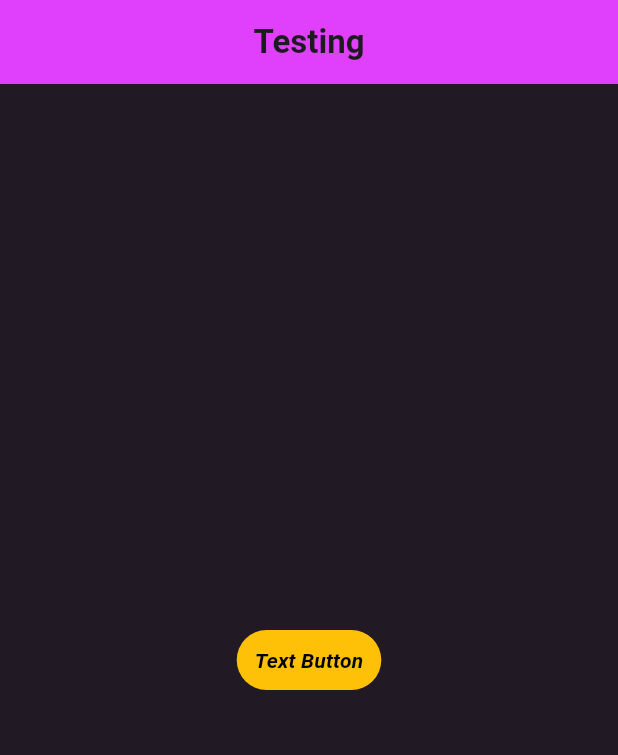
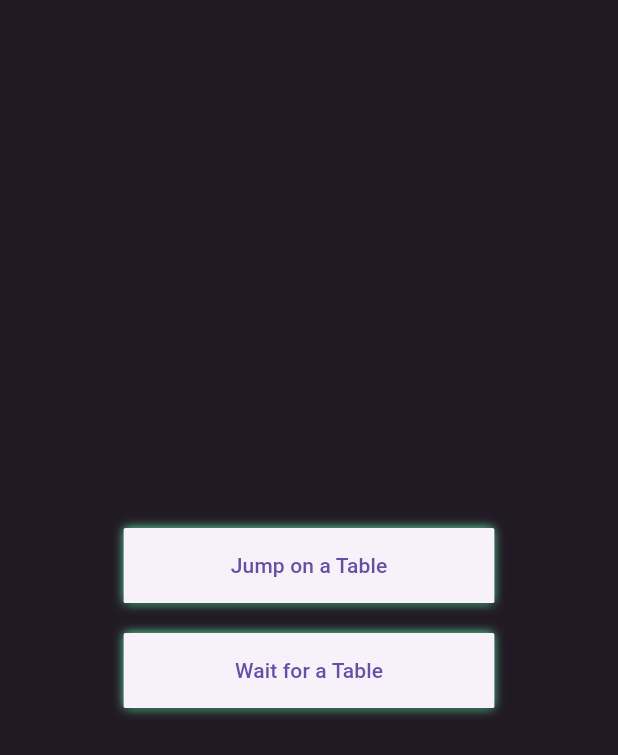
Before and after one commit to Bevs-n-Devs/flutter-cards, a Flutter app: the screen it shows after launch, on a phone screen of 412 x 824 dp. Shown: the top 755 px of the screen. Run offline on Flutter 3.47's test engine with Material 3 defaults, Android fonts, the phone set to English and light mode, and no system bars.

Commit message:
main screen created and functional as a route

```diff
--- a/cards_table/lib/main.dart
+++ b/cards_table/lib/main.dart
@@ -1,12 +1,8 @@
-import "dart:developer";
-
+import "package:cards_table/screens/main_screen.dart";
 import "package:flutter/material.dart";
-import "package:flutter/painting.dart";
-import "package:flutter/widgets.dart";
 
 
 void main() => runApp(const MyApp());
-
 class MyApp extends StatelessWidget {
   const MyApp({super.key});
 
@@ -16,29 +12,10 @@ class MyApp extends StatelessWidget {
     return MaterialApp(
       debugShowCheckedModeBanner: false,
       title: "Cards Table App",
-      home: Scaffold(
-        appBar: AppBar(
-          title: const Center(child: Text("Testing", style: TextStyle(fontWeight: FontWeight.bold))),
-          backgroundColor: Colors.purpleAccent,
-          shadowColor: Colors.redAccent,
-        ),
-        backgroundColor: const Color.fromARGB(255, 33, 26, 36),
-        body: const Center(
-          child: TextButton(
-            onPressed: null,
-            style: ButtonStyle(
-              backgroundColor: MaterialStatePropertyAll(Colors.amber),
-            ),
-            child: Text(
-              "Text Button",
-              style: TextStyle(color: Colors.black, fontWeight: FontWeight.bold, fontStyle: FontStyle.italic),)),
-        ),
-      ),
+      routes: {
+        MainScreen.routeName : (context) => const MainScreen(),
+      },
+      home: const MainScreen(),
     );
   }
-
-  void handleBtnPress(){
-    log("Clicked");
-  }
-
 }
--- /dev/null
+++ b/cards_table/lib/responsive/responsive.dart
@@ -0,0 +1,19 @@
+import 'package:flutter/material.dart';
+import 'package:flutter/widgets.dart';
+
+class Responsive extends StatelessWidget {
+  final Widget child;
+  const Responsive({super.key, required this.child});
+
+  @override
+  Widget build(BuildContext context) {
+    return Center(
+      child: ConstrainedBox(
+        constraints: const BoxConstraints(
+          maxWidth: 500
+        ),
+        child: child,
+      ),
+    );
+  }
+}
--- /dev/null
+++ b/cards_table/lib/screens/card_table_screen.dart
@@ -0,0 +1,10 @@
+import 'package:flutter/material.dart';
+
+class CardsTableScreen extends StatelessWidget {
+  const CardsTableScreen({super.key});
+
+  @override
+  Widget build(BuildContext context) {
+    return const Placeholder();
+  }
+}
--- /dev/null
+++ b/cards_table/lib/screens/main_screen.dart
@@ -0,0 +1,31 @@
+import 'package:cards_table/responsive/responsive.dart';
+import 'package:cards_table/widgets/custom_button.dart';
+import 'package:flutter/material.dart';
+
+
+class MainScreen extends StatelessWidget {
+  static String routeName = '/main-screen';
+  const MainScreen({super.key});
+
+  @override
+  Widget build(BuildContext context) {
+    return Scaffold(
+        backgroundColor: const Color.fromARGB(255, 33, 26, 36),
+        body: Row(
+          mainAxisAlignment: MainAxisAlignment.center,
+          children: [
+            Responsive(
+              child: Column(
+                mainAxisAlignment: MainAxisAlignment.center,
+                children: [
+                  CustomButton(onTap: () {}, text: "Jump on a Table", width: MediaQuery.of(context).size.width * 0.6),
+                  const SizedBox(height: 20),
+                  CustomButton(onTap: () {}, text: "Wait for a Table", width: MediaQuery.of(context).size.width * 0.6),
+                ],
+              ),
+            )
+          ]
+        )
+      );
+  }
+}
--- /dev/null
+++ b/cards_table/lib/widgets/custom_button.dart
@@ -0,0 +1,33 @@
+import 'package:flutter/material.dart';
+
+class CustomButton extends StatelessWidget {
+  final VoidCallback onTap;
+  final String text;
+  final double width;
+  const CustomButton({super.key, required this.onTap, required this.text, required this.width});
+
+  @override
+  Widget build(BuildContext context) {
+    // final width = MediaQuery.of(context).size.width;
+
+    return Container(
+      decoration: const BoxDecoration(
+        boxShadow: [
+          BoxShadow(
+            color: Colors.greenAccent,
+            blurRadius: 5,
+            spreadRadius: 0
+          )
+        ]
+      ),
+      child: ElevatedButton(
+        onPressed: onTap,
+        style: ElevatedButton.styleFrom(
+          minimumSize: Size(width, 50),
+          shape: RoundedRectangleBorder(borderRadius: BorderRadius.circular(width*.005))
+        ),
+        child: Text(text),
+        )
+      );
+  }
+}
```
Also changed, not shown: cards_table/flutter_01.png (added), cards_table/lib/utils/colors.dart (added).
